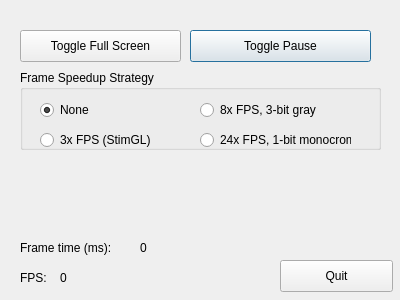
Above: dialog.ui from cculianu/Test_TiDLP4500 before the change. Below: the same form after it.
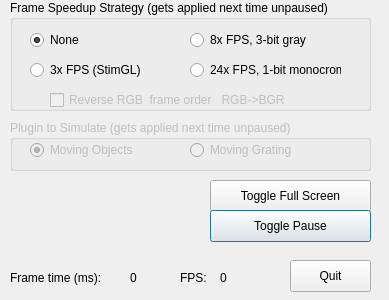
That is the form after the change.

```diff
--- a/dialog.ui
+++ b/dialog.ui
@@ -6,7 +6,7 @@
    <rect>
     <x>0</x>
     <y>0</y>
-    <width>400</width>
+    <width>389</width>
     <height>300</height>
    </rect>
   </property>
@@ -19,8 +19,8 @@
   <widget class="QPushButton" name="fullScreenBut">
    <property name="geometry">
     <rect>
-     <x>20</x>
-     <y>30</y>
+     <x>210</x>
+     <y>180</y>
      <width>161</width>
      <height>32</height>
     </rect>
@@ -38,9 +38,9 @@
   <widget class="QPushButton" name="quitBut">
    <property name="geometry">
     <rect>
-     <x>280</x>
+     <x>290</x>
      <y>260</y>
-     <width>113</width>
+     <width>81</width>
      <height>32</height>
     </rect>
    </property>
@@ -51,7 +51,7 @@
   <widget class="QLabel" name="label">
    <property name="geometry">
     <rect>
-     <x>20</x>
+     <x>180</x>
      <y>270</y>
      <width>31</width>
      <height>16</height>
@@ -64,7 +64,7 @@
   <widget class="QLabel" name="fpsLbl">
    <property name="geometry">
     <rect>
-     <x>60</x>
+     <x>220</x>
      <y>270</y>
      <width>61</width>
      <height>16</height>
@@ -77,8 +77,8 @@
   <widget class="QLabel" name="label_2">
    <property name="geometry">
     <rect>
-     <x>20</x>
-     <y>240</y>
+     <x>10</x>
+     <y>270</y>
      <width>111</width>
      <height>16</height>
     </rect>
@@ -90,9 +90,9 @@
   <widget class="QLabel" name="renderTimeLbl">
    <property name="geometry">
     <rect>
-     <x>140</x>
-     <y>240</y>
-     <width>61</width>
+     <x>130</x>
+     <y>270</y>
+     <width>41</width>
      <height>16</height>
     </rect>
    </property>
@@ -103,14 +103,14 @@
   <widget class="QGroupBox" name="groupBox">
    <property name="geometry">
     <rect>
-     <x>20</x>
-     <y>70</y>
+     <x>10</x>
+     <y>0</y>
      <width>361</width>
-     <height>80</height>
+     <height>111</height>
     </rect>
    </property>
    <property name="title">
-    <string>Frame Speedup Strategy</string>
+    <string>Frame Speedup Strategy (gets applied next time unpaused)</string>
    </property>
    <widget class="QRadioButton" name="noneRadio">
     <property name="geometry">
@@ -179,13 +179,29 @@
      <string notr="true">radioButs</string>
     </attribute>
    </widget>
+   <widget class="QCheckBox" name="reverseChk">
+    <property name="enabled">
+     <bool>false</bool>
+    </property>
+    <property name="geometry">
+     <rect>
+      <x>40</x>
+      <y>90</y>
+      <width>301</width>
+      <height>20</height>
+     </rect>
+    </property>
+    <property name="text">
+     <string>Reverse RGB  frame order   RGB-&gt;BGR</string>
+    </property>
+   </widget>
   </widget>
   <widget class="QPushButton" name="pauseBut">
    <property name="geometry">
     <rect>
-     <x>190</x>
-     <y>30</y>
-     <width>181</width>
+     <x>210</x>
+     <y>210</y>
+     <width>161</width>
      <height>32</height>
     </rect>
    </property>
@@ -199,6 +215,57 @@
     <bool>true</bool>
    </property>
   </widget>
+  <widget class="QGroupBox" name="groupBox_2">
+   <property name="enabled">
+    <bool>false</bool>
+   </property>
+   <property name="geometry">
+    <rect>
+     <x>10</x>
+     <y>120</y>
+     <width>361</width>
+     <height>51</height>
+    </rect>
+   </property>
+   <property name="title">
+    <string>Plugin to Simulate (gets applied next time unpaused)</string>
+   </property>
+   <widget class="QRadioButton" name="movingObjectsRadio">
+    <property name="geometry">
+     <rect>
+      <x>20</x>
+      <y>20</y>
+      <width>131</width>
+      <height>20</height>
+     </rect>
+    </property>
+    <property name="text">
+     <string>Moving Objects</string>
+    </property>
+    <property name="checked">
+     <bool>true</bool>
+    </property>
+    <attribute name="buttonGroup">
+     <string notr="true">pluginButs</string>
+    </attribute>
+   </widget>
+   <widget class="QRadioButton" name="movingGratingRadio">
+    <property name="geometry">
+     <rect>
+      <x>180</x>
+      <y>20</y>
+      <width>151</width>
+      <height>20</height>
+     </rect>
+    </property>
+    <property name="text">
+     <string>Moving Grating</string>
+    </property>
+    <attribute name="buttonGroup">
+     <string notr="true">pluginButs</string>
+    </attribute>
+   </widget>
+  </widget>
  </widget>
  <layoutdefault spacing="6" margin="11"/>
  <resources/>
```
Left out of the diff: 1 changed line with no effect on the pictures.
